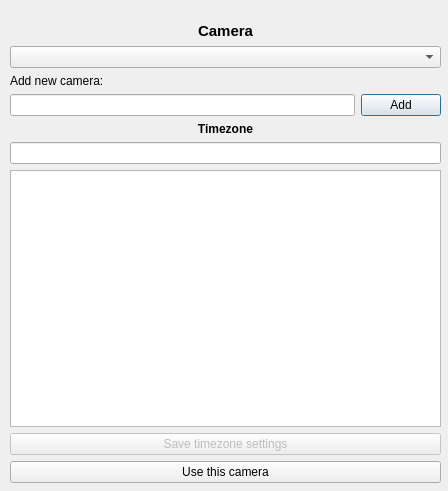
The window that gui/designer/camera_settings.ui (jacob-kamminga/AI-Sensus) describes before a commit, drawn with Qt 5.
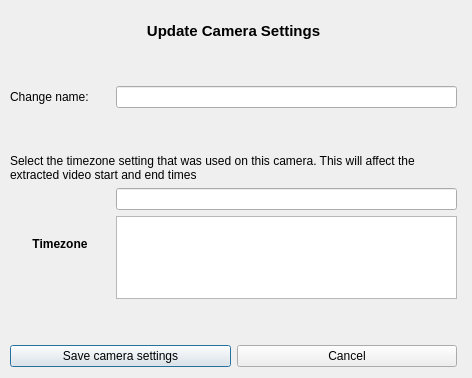
The same window after the commit.

Commit message: Separates selecting of camera and camera settings. Added select_camera.py. When updating camera of video, the video is now synchronized with sensor data. Fixed fatal error in utils.py. WHen duration is a float, the results of modulo operation have decimals. Modulo operation now rounded.

Patch:
```diff
--- a/gui/designer/camera_settings.ui
+++ b/gui/designer/camera_settings.ui
@@ -6,8 +6,8 @@
    <rect>
     <x>0</x>
     <y>0</y>
-    <width>448</width>
-    <height>491</height>
+    <width>472</width>
+    <height>378</height>
    </rect>
   </property>
   <property name="windowTitle">
@@ -18,8 +18,8 @@
     <rect>
      <x>10</x>
      <y>22</y>
-     <width>431</width>
-     <height>461</height>
+     <width>447</width>
+     <height>345</height>
     </rect>
    </property>
    <layout class="QVBoxLayout" name="verticalLayout_2">
@@ -33,7 +33,7 @@
        </font>
       </property>
       <property name="text">
-       <string>Camera</string>
+       <string>Update Camera Settings</string>
       </property>
       <property name="textFormat">
        <enum>Qt::AutoText</enum>
@@ -44,25 +44,38 @@
      </widget>
     </item>
     <item>
-     <widget class="QComboBox" name="comboBox_camera"/>
-    </item>
-    <item>
-     <widget class="QLabel" name="label_new_camera">
-      <property name="sizePolicy">
-       <sizepolicy hsizetype="Preferred" vsizetype="Fixed">
-        <horstretch>0</horstretch>
-        <verstretch>0</verstretch>
-       </sizepolicy>
+     <spacer name="verticalSpacer_3">
+      <property name="orientation">
+       <enum>Qt::Vertical</enum>
       </property>
-      <property name="text">
-       <string>Add new camera:</string>
+      <property name="sizeType">
+       <enum>QSizePolicy::Fixed</enum>
       </property>
-     </widget>
+      <property name="sizeHint" stdset="0">
+       <size>
+        <width>20</width>
+        <height>40</height>
+       </size>
+      </property>
+     </spacer>
     </item>
     <item>
      <layout class="QHBoxLayout" name="horizontalLayout_2">
       <item>
-       <widget class="QLineEdit" name="lineEdit_new_camera">
+       <widget class="QLabel" name="label_2">
+        <property name="minimumSize">
+         <size>
+          <width>100</width>
+          <height>0</height>
+         </size>
+        </property>
+        <property name="text">
+         <string>Change name: </string>
+        </property>
+       </widget>
+      </item>
+      <item>
+       <widget class="QLineEdit" name="lineEdit_change_camera_name">
         <property name="sizePolicy">
          <sizepolicy hsizetype="Expanding" vsizetype="Fixed">
           <horstretch>0</horstretch>
@@ -74,32 +87,50 @@
         </property>
        </widget>
       </item>
+     </layout>
+    </item>
       <item>
-       <widget class="QPushButton" name="pushButton_new_camera">
-        <property name="sizePolicy">
-         <sizepolicy hsizetype="Minimum" vsizetype="Fixed">
-          <horstretch>0</horstretch>
-          <verstretch>0</verstretch>
-         </sizepolicy>
+     <spacer name="verticalSpacer">
+      <property name="orientation">
+       <enum>Qt::Vertical</enum>
+      </property>
+      <property name="sizeType">
+       <enum>QSizePolicy::Fixed</enum>
+      </property>
+      <property name="sizeHint" stdset="0">
+       <size>
+        <width>20</width>
+        <height>40</height>
+       </size>
+      </property>
+     </spacer>
+    </item>
+    <item>
+     <widget class="QLabel" name="label_timezone_explanation">
+      <property name="maximumSize">
+       <size>
+        <width>16777215</width>
+        <height>16777215</height>
+       </size>
         </property>
         <property name="text">
-         <string>Add</string>
-        </property>
-        <property name="iconSize">
-         <size>
-          <width>16</width>
-          <height>16</height>
-         </size>
-        </property>
-        <property name="shortcut">
-         <string/>
+       <string>Select the timezone setting that was used on this camera. This will affect the extracted video start and end times</string>
+      </property>
+      <property name="wordWrap">
+       <bool>true</bool>
         </property>
        </widget>
       </item>
-     </layout>
-    </item>
+    <item>
+     <layout class="QHBoxLayout" name="horizontalLayout_4">
     <item>
      <widget class="QLabel" name="label_timezone">
+        <property name="minimumSize">
+         <size>
+          <width>100</width>
+          <height>0</height>
+         </size>
+        </property>
       <property name="font">
        <font>
         <weight>75</weight>
@@ -115,18 +146,42 @@
      </widget>
     </item>
     <item>
+       <layout class="QVBoxLayout" name="verticalLayout">
+        <item>
      <widget class="QLineEdit" name="lineEdit_timezone"/>
     </item>
     <item>
      <widget class="QListWidget" name="listWidget_timezones"/>
     </item>
+       </layout>
+      </item>
+     </layout>
+    </item>
     <item>
-     <widget class="QPushButton" name="pushButton_save_timezone">
+     <spacer name="verticalSpacer_2">
+      <property name="orientation">
+       <enum>Qt::Vertical</enum>
+      </property>
+      <property name="sizeType">
+       <enum>QSizePolicy::Fixed</enum>
+      </property>
+      <property name="sizeHint" stdset="0">
+       <size>
+        <width>20</width>
+        <height>40</height>
+       </size>
+      </property>
+     </spacer>
+    </item>
+    <item>
+     <layout class="QHBoxLayout" name="horizontalLayout_3">
+      <item>
+       <widget class="QPushButton" name="pushButton_save_camera_settings">
       <property name="enabled">
-       <bool>false</bool>
+         <bool>true</bool>
       </property>
       <property name="text">
-       <string>Save timezone settings</string>
+         <string>Save camera settings</string>
       </property>
       <property name="default">
        <bool>false</bool>
@@ -137,11 +192,13 @@
      </widget>
     </item>
     <item>
-     <widget class="QPushButton" name="pushButton_use_camera">
+       <widget class="QPushButton" name="pushButton_cancel_camera_settings">
       <property name="text">
-       <string>Use this camera</string>
-      </property>
-     </widget>
+         <string>Cancel</string>
+        </property>
+       </widget>
+      </item>
+     </layout>
     </item>
    </layout>
   </widget>
```
Lines whose indentation alone changed are shown as unchanged. The commit also changes 9 other files.
